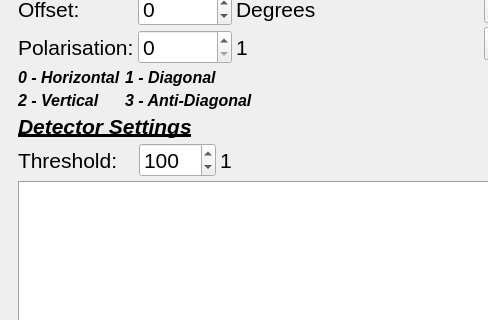
Qt form programs/2_QuantumKey/AlignmentGUI/guiRcv.ui (s-fifteen-instruments/Quantum_Cryptography_Educational_Kit_EKPQC) before a commit; both pictures show x 0 to 488 and y 305 to 625 of the 657 by 765 pixel window.
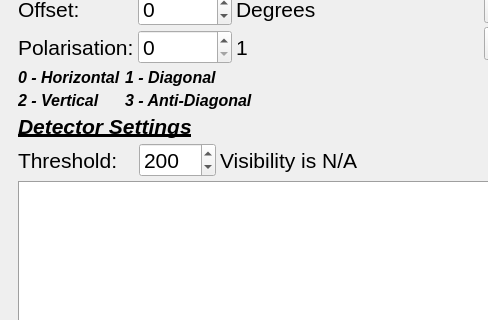
The same form after that commit. Icons and pictures are not drawn. Custom widgets are drawn as their Qt base class.

Commit message: Updated GUI and ArduinoClassical, minor tweaks to Motor code

Diff of the .ui file:
```diff
--- a/programs/2_QuantumKey/AlignmentGUI/guiRcv.ui
+++ b/programs/2_QuantumKey/AlignmentGUI/guiRcv.ui
@@ -942,14 +942,14 @@
             <number>1023</number>
            </property>
            <property name="value">
-            <number>100</number>
+            <number>200</number>
            </property>
           </widget>
          </item>
          <item>
           <widget class="QLabel" name="label_3">
            <property name="text">
-            <string>1</string>
+            <string>Visibility is N/A</string>
            </property>
           </widget>
          </item>
```
Left out of the diff: 8 changed lines with no effect on the pictures. The commit also changes 6 other files.
